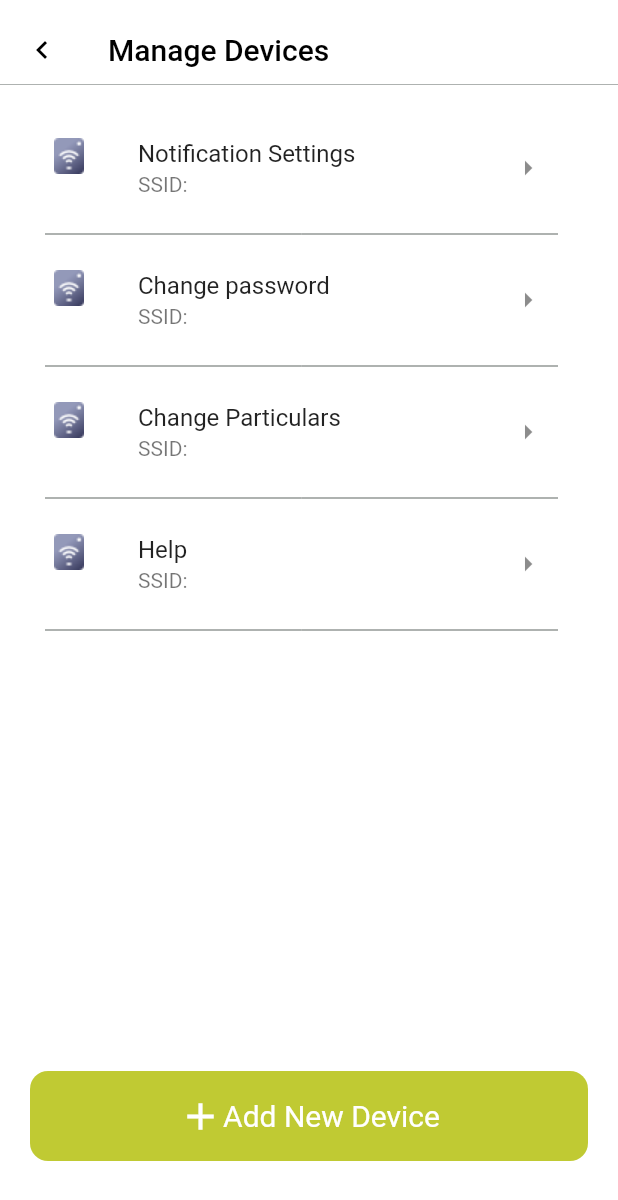
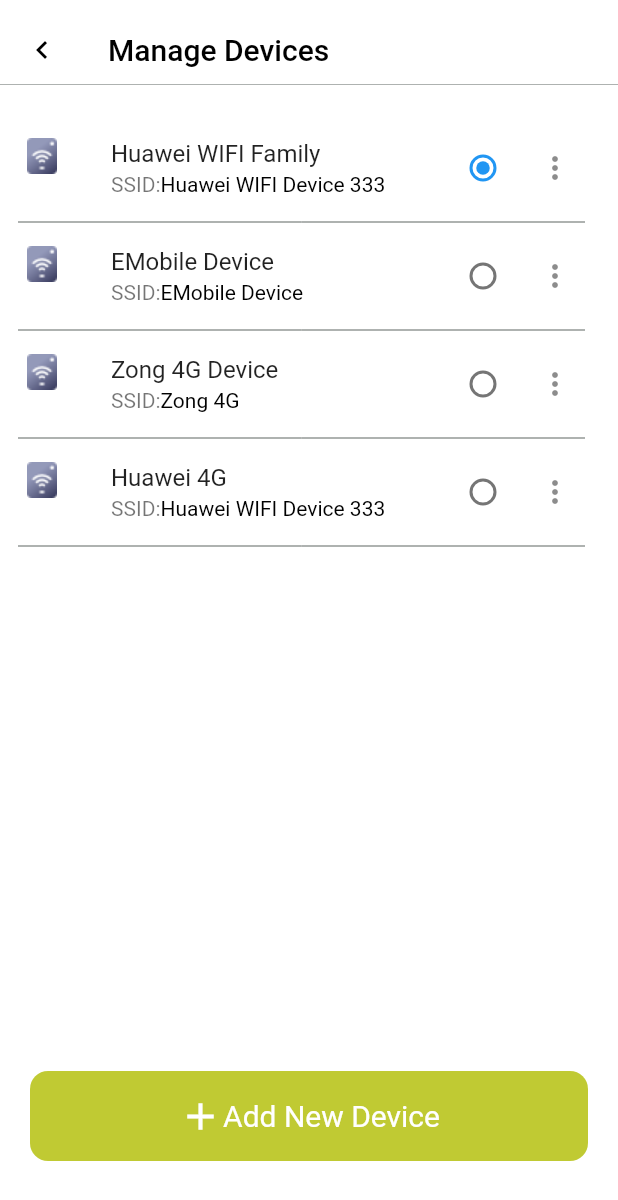
Before and after one commit to iplexdev/Unnitel, a Flutter app: the ManageDevices screen opened directly, on a phone screen of 412 x 824 dp. Shown: the top 1200 px of the screen. Run offline on Flutter 3.47's test engine with Material 2 defaults, Android fonts, the phone set to English and light mode, and no system bars; our stand-ins replace country_code_picker, email_validator, fluttertoast, font_awesome_flutter, hexcolor, image_picker and 1 more; missing offline and left inert: fdottedline, flutter_statusbarcolor, flutter_verification_code.

Commit message:
manages Devices updates unnitel

```diff
--- a/lib/src/Components/Settings/Manage Devices/manageDevice.dart
+++ b/lib/src/Components/Settings/Manage Devices/manageDevice.dart
@@ -5,8 +5,10 @@
   @override
   _ManageDevicesState createState() => _ManageDevicesState();
 }
+  enum SingingCharacter { huaweiWifi, eMbile, zong,huawei4g }
 
 class _ManageDevicesState extends State<ManageDevices> {
+  SingingCharacter _character = SingingCharacter.huaweiWifi;
   // Back arraow widget
   Widget _backArrowWidget() {
     return Container(
@@ -80,61 +82,171 @@
         children: <Widget>[
           ListTile(
               leading: Image.asset('assets/images/wifi_icon.png'),
-              title: Text('Notification Settings'),
-              subtitle: Text('SSID:'),
-              trailing: IconButton(
-                  icon: Icon(Icons.arrow_right_sharp),
-                  onPressed: () {
-                    //  Navigator.push(context, MaterialPageRoute(builder: (context)=> NotificationScreen()));
-                  })),
+              title: Text('Huawei WIFI Family'),
+              subtitle: Row(
+                children: [
+                  Text('SSID:'),
+                  Text(
+                    'Huawei WIFI Device 333',
+                    style: TextStyle(
+                        fontWeight: FontWeight.normal,
+                        fontSize: 14,
+                        color: Colors.black),
+                  )
+                ],
+              ),
+              trailing:
+                 Row(
+                  // crossAxisAlignment: CrossAxisAlignment.end,
+                  mainAxisAlignment: MainAxisAlignment.end,
+                  mainAxisSize: MainAxisSize.min,
+                  children: [
+                    Radio(
+                      value: SingingCharacter.huaweiWifi,
+                       groupValue: _character,
+                        onChanged: (SingingCharacter value) {
+                          setState(() {
+                            _character = value;
+                          });
+                        }),
+                    IconButton(
+                        icon: Icon(Icons.more_vert),
+                        onPressed: () {
+                          //  Navigator.push(context, MaterialPageRoute(builder: (context)=> NotificationScreen()));
+                        }),
+                  ],
+              ),
+              ),
           new Divider(
             color: Hexcolor('#5D6561'),
             thickness: 0,
             indent: 10,
             endIndent: 20,
+            height: 0,
           ),
           ListTile(
               leading: Image.asset('assets/images/wifi_icon.png'),
-              title: Text('Change password'),
-              subtitle: Text('SSID:'),
-              trailing: IconButton(
-                  icon: Icon(Icons.arrow_right_sharp),
-                  onPressed: () {
-                    //  Navigator.push(context, MaterialPageRoute(builder: (context) => ChangePassword()));
-                  })),
+              title: Text('EMobile Device'),
+              subtitle: Row(
+                children: [
+                  Text('SSID:'),
+                  Text('EMobile Device',
+                      style: TextStyle(
+                          fontWeight: FontWeight.normal,
+                          fontSize: 14,
+                          color: Colors.black))
+                ],
+              ),
+              trailing:
+               Row(
+                  // crossAxisAlignment: CrossAxisAlignment.end,
+                  mainAxisAlignment: MainAxisAlignment.end,
+                  mainAxisSize: MainAxisSize.min,
+                  children: [
+                    Radio(
+                      value: SingingCharacter.eMbile,
+                       groupValue: _character,
+                        onChanged: (SingingCharacter value) {
+                          setState(() {
+                            _character = value;
+                          });
+                        }),
+                    IconButton(
+                        icon: Icon(Icons.more_vert),
+                        onPressed: () {
+                          //  Navigator.push(context, MaterialPageRoute(builder: (context)=> NotificationScreen()));
+                        }),
+                  ],
+              ),
+                  ),
           new Divider(
             color: Hexcolor('#5D6561'),
             thickness: 0,
             indent: 10,
             endIndent: 20,
+            height: 0,
           ),
           ListTile(
               leading: Image.asset('assets/images/wifi_icon.png'),
-              title: Text('Change Particulars'),
-              subtitle: Text('SSID:'),
-              trailing: IconButton(
-                  icon: Icon(Icons.arrow_right_sharp),
-                  onPressed: () {
-                    //  Navigator.push(context, MaterialPageRoute(builder: (context) => Profile()));
-                  })),
-         new Divider(
+              title: Text('Zong 4G Device'),
+              subtitle: Row(
+                children: [
+                  Text('SSID:'),
+                  Text('Zong 4G',
+                      style: TextStyle(
+                          fontWeight: FontWeight.normal,
+                          fontSize: 14,
+                          color: Colors.black))
+                ],
+              ),
+              trailing:  Row(
+                  // crossAxisAlignment: CrossAxisAlignment.end,
+                  mainAxisAlignment: MainAxisAlignment.end,
+                  mainAxisSize: MainAxisSize.min,
+                  children: [
+                    Radio(
+                      value: SingingCharacter.zong,
+                       groupValue: _character,
+                        onChanged: (SingingCharacter value) {
+                          setState(() {
+                            _character = value;
+                          });
+                        }),
+                    IconButton(
+                        icon: Icon(Icons.more_vert),
+                        onPressed: () {
+                          //  Navigator.push(context, MaterialPageRoute(builder: (context)=> NotificationScreen()));
+                        }),
+                  ],
+              ),
+                  ),
+          new Divider(
             color: Hexcolor('#5D6561'),
             thickness: 0,
             indent: 10,
             endIndent: 20,
+            height: 0,
           ),
           ListTile(
               leading: Image.asset('assets/images/wifi_icon.png'),
-              title: Text('Help'),
-              subtitle: Text('SSID:'),
-              trailing: IconButton(
-                  icon: Icon(Icons.arrow_right_sharp), onPressed: () {})
+              title: Text('Huawei 4G '),
+              subtitle: Row(
+                children: [
+                  Text('SSID:'),
+                  Text('Huawei WIFI Device 333',
+                      style: TextStyle(
+                          fontWeight: FontWeight.normal,
+                          fontSize: 14,
+                          color: Colors.black))
+                ],
+              ),
+              trailing:  Row(
+                  // crossAxisAlignment: CrossAxisAlignment.end,
+                  mainAxisAlignment: MainAxisAlignment.end,
+                  mainAxisSize: MainAxisSize.min,
+                  children: [
+                    Radio(
+                      value: SingingCharacter.huawei4g,
+                       groupValue: _character,
+                        onChanged: (SingingCharacter value) {
+                          setState(() {
+                            _character = value;
+                          });
+                        }),
+                    IconButton(
+                        icon: Icon(Icons.more_vert),
+                        onPressed: () {
+                          //  Navigator.push(context, MaterialPageRoute(builder: (context)=> NotificationScreen()));
+                        }),
+                  ],
+              ),
                   ),
-        new Divider(
+          new Divider(
             color: Hexcolor('#5D6561'),
             thickness: 0,
             indent: 10,
             endIndent: 20,
+            height: 0,
           ),
         ],
       ),
@@ -169,7 +281,7 @@
                     color: Hexcolor('#5D6561'),
                   ),
                   Container(
-                    padding: EdgeInsets.symmetric(horizontal: 20, vertical: 20),
+                    padding: EdgeInsets.symmetric(horizontal: 2, vertical: 20),
                     child: Column(
                       crossAxisAlignment: CrossAxisAlignment.center,
                       children: [
```
Also changed, not shown: 2 other files.
